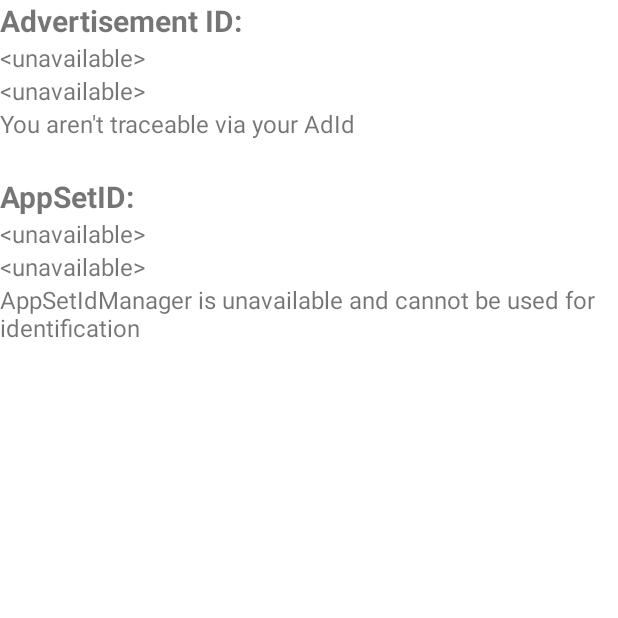
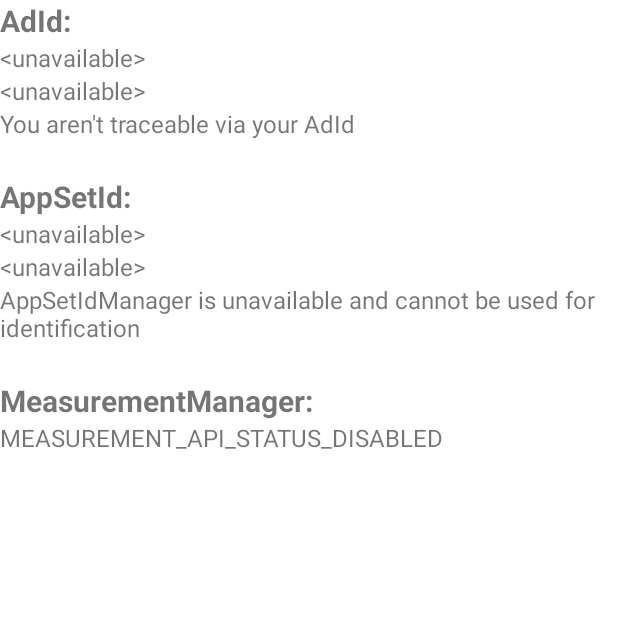
Before and after one commit to Jundertag/AdManager, an Android app: the screen it shows after launch (MainActivity), on a phone screen of 412 x 824 dp, the top half of it. Run offline under Robolectric (Android 15) with nearby library versions, the phone set to English and light mode, and no system bars; 1 statement that could not run was skipped.

```diff
--- /dev/null
+++ b/app/src/main/java/com/jayden/ad_manager/app/model/ParameterUi.kt
@@ -0,0 +1,10 @@
+package com.jayden.ad_manager.app.model
+
+data class ParameterUi(
+    val paramName: String,
+    val paramValue: String?
+) {
+    override fun toString(): String {
+        return "${paramName}: ${paramValue ?: "<null>"}"
+    }
+}
--- a/app/src/main/java/com/jayden/ad_manager/app/ui/MainActivity.kt
+++ b/app/src/main/java/com/jayden/ad_manager/app/ui/MainActivity.kt
@@ -70,8 +70,8 @@ class MainActivity : AppCompatActivity() {
                 viewModel.refreshAppId()
                 viewModel.appSetId.collect { appSetId ->
                     if (appSetId == null) {
-                        binding.appSetIdValue.text = "<unavailable>"
-                        binding.appSetIdScope.text = "<unavailable>"
+                        binding.appSetIdValue.text = resources.getString(R.string.app_set_id_unavailable)
+                        binding.appSetIdScope.text = resources.getString(R.string.app_set_id_unavailable)
                         binding.appSetIdDescription.text = resources.getString(R.string.app_set_id_unusable)
                     } else {
                         binding.appSetIdValue.text = "id: ${appSetId.id}"
@@ -93,6 +93,19 @@ class MainActivity : AppCompatActivity() {
                 }
             }
         }
+
+        lifecycleScope.launch {
+            repeatOnLifecycle(Lifecycle.State.STARTED) {
+                viewModel.refreshMeasurementApiStatus()
+                viewModel.measurementApiStatus.collect { status ->
+                    binding.measurementApiStatus.text = when (status) {
+                        true -> "MEASUREMENT_API_STATUS_ENABLED"
+                        false -> "MEASUREMENT_API_STATUS_DISABLED"
+                        null -> "<unavailable>"
+                    }
+                }
+            }
+        }
     }
 
     override fun onDestroy() {
--- a/app/src/main/java/com/jayden/ad_manager/app/viewmodel/MainViewModel.kt
+++ b/app/src/main/java/com/jayden/ad_manager/app/viewmodel/MainViewModel.kt
@@ -2,6 +2,7 @@ package com.jayden.ad_manager.app.viewmodel
 
 import android.adservices.adid.AdId
 import android.adservices.appsetid.AppSetId
+import android.util.Log
 import androidx.lifecycle.ViewModel
 import androidx.lifecycle.viewModelScope
 import com.jayden.ad_manager.repo.AdServiceRepo
@@ -18,6 +19,9 @@ class MainViewModel(
     private val _appSetId = MutableStateFlow<AppSetId?>(null)
     val appSetId = _appSetId.asStateFlow()
 
+    private val _measurementApiStatus = MutableStateFlow<Boolean?>(null)
+    val measurementApiStatus = _measurementApiStatus.asStateFlow()
+
     fun refreshAdId() {
         viewModelScope.launch {
             _adId.value = repo.getAdId()
@@ -28,9 +32,20 @@ class MainViewModel(
         viewModelScope.launch {
             try {
                 _appSetId.value = repo.getAppSetId()
-            } catch (_: RuntimeException) {
+            } catch (e: RuntimeException) {
+                Log.w(TAG, "Received RuntimeException Error", e)
                 _appSetId.value = null
             }
         }
     }
+
+    fun refreshMeasurementApiStatus() {
+        viewModelScope.launch {
+            _measurementApiStatus.value = repo.getMeasurementApiStatus()
+        }
+    }
+
+    companion object {
+        private const val TAG = "MainViewModel"
+    }
 }
--- a/app/src/main/java/com/jayden/ad_manager/data/AdServiceDataSource.kt
+++ b/app/src/main/java/com/jayden/ad_manager/data/AdServiceDataSource.kt
@@ -5,6 +5,7 @@ import android.adservices.adid.AdId
 import android.adservices.adid.AdIdManager
 import android.adservices.appsetid.AppSetId
 import android.adservices.appsetid.AppSetIdManager
+import android.adservices.measurement.MeasurementManager
 import android.content.Context
 import android.os.OutcomeReceiver
 import kotlinx.coroutines.channels.awaitClose
@@ -20,6 +21,7 @@ class AdServiceDataSource(
 ) {
     private val adIdManager = AdIdManager.get(ctx)
     private val appSetIdManager = AppSetIdManager.get(ctx)
+    private val measurementManager = MeasurementManager.get(ctx)
 
     suspend fun fetchAdId(): AdId = suspendCancellableCoroutine { continuation ->
         val adIdReceiver = object : OutcomeReceiver<AdId, Exception> {
@@ -46,4 +48,17 @@ class AdServiceDataSource(
         }
         appSetIdManager.getAppSetId(ctx.mainExecutor, appSetIdReceiver)
     }
+
+    suspend fun fetchMeasurementManagerApiStatus(): Int = suspendCancellableCoroutine { continuation ->
+        val measurementApiStatusReceiver = object : OutcomeReceiver<Int, Exception> {
+            override fun onResult(result: Int) {
+                if (continuation.isActive) continuation.resume(result)
+            }
+
+            override fun onError(error: Exception) {
+                if (continuation.isActive) continuation.resumeWithException(error)
+            }
+        }
+        measurementManager.getMeasurementApiStatus(ctx.mainExecutor, measurementApiStatusReceiver)
+    }
 }
--- a/app/src/main/java/com/jayden/ad_manager/repo/AdServiceRepo.kt
+++ b/app/src/main/java/com/jayden/ad_manager/repo/AdServiceRepo.kt
@@ -1,6 +1,7 @@
 package com.jayden.ad_manager.repo
 
 import android.adservices.adid.AdId
+import android.adservices.measurement.MeasurementManager
 import com.jayden.ad_manager.data.AdServiceDataSource
 import kotlinx.coroutines.flow.Flow
 import kotlinx.coroutines.flow.distinctUntilChanged
@@ -12,4 +13,9 @@ class AdServiceRepo(
 ) {
     suspend fun getAdId() = dataSource.fetchAdId()
     suspend fun getAppSetId() = dataSource.fetchAppSetId()
+    suspend fun getMeasurementApiStatus() = when (dataSource.fetchMeasurementManagerApiStatus()) {
+        MeasurementManager.MEASUREMENT_API_STATE_DISABLED -> false
+        MeasurementManager.MEASUREMENT_API_STATE_ENABLED -> true
+        else -> null
+    }
 }
--- a/app/src/main/res/layout/activity_main.xml
+++ b/app/src/main/res/layout/activity_main.xml
@@ -9,7 +9,7 @@
         android:id="@+id/ad_title"
         android:layout_width="wrap_content"
         android:layout_height="wrap_content"
-        android:text="Advertisement ID:"
+        android:text="AdId:"
         android:textSize="@dimen/text_bold_size"
         android:textStyle="bold"
         app:layout_constraintTop_toTopOf="parent"
@@ -46,7 +46,7 @@
         android:layout_width="wrap_content"
         android:layout_height="wrap_content"
         android:layout_marginTop="24dp"
-        android:text="AppSetID:"
+        android:text="AppSetId:"
         android:textSize="@dimen/text_bold_size"
         android:textStyle="bold"
         app:layout_constraintTop_toBottomOf="@id/ad_description"
@@ -78,4 +78,23 @@
         app:layout_constraintTop_toBottomOf="@id/app_set_id_scope"
         app:layout_constraintStart_toStartOf="parent"/>
 
+    <TextView
+        android:id="@+id/measurement_api_title"
+        android:layout_width="wrap_content"
+        android:layout_height="wrap_content"
+        android:layout_marginTop="24dp"
+        android:text="MeasurementManager:"
+        android:textSize="@dimen/text_bold_size"
+        android:textStyle="bold"
+        app:layout_constraintTop_toBottomOf="@id/app_set_id_description"
+        app:layout_constraintStart_toStartOf="parent"/>
+
+    <TextView
+        android:id="@+id/measurement_api_status"
+        android:layout_width="wrap_content"
+        android:layout_height="wrap_content"
+        android:textSize="@dimen/text_normal_size"
+        app:layout_constraintTop_toBottomOf="@id/measurement_api_title"
+        app:layout_constraintStart_toStartOf="parent"/>
+
 </androidx.constraintlayout.widget.ConstraintLayout>
--- a/app/src/main/res/values/strings.xml
+++ b/app/src/main/res/values/strings.xml
@@ -6,5 +6,6 @@
     <string name="app_set_id_title">AppSetID:</string>
     <string name="app_set_id_scope_dev">SCOPE_DEVELOPER means appSetId is scoped to the developer of the app and cannot identify a single user.</string>
     <string name="app_set_id_scope_app">SCOPE_APP means appSetId is scoped to the app and can identify a single user.</string>
+    <string name="app_set_id_unavailable">&lt;unavailable&gt;</string>
     <string name="app_set_id_unusable">AppSetIdManager is unavailable and cannot be used for identification</string>
 </resources>
```
